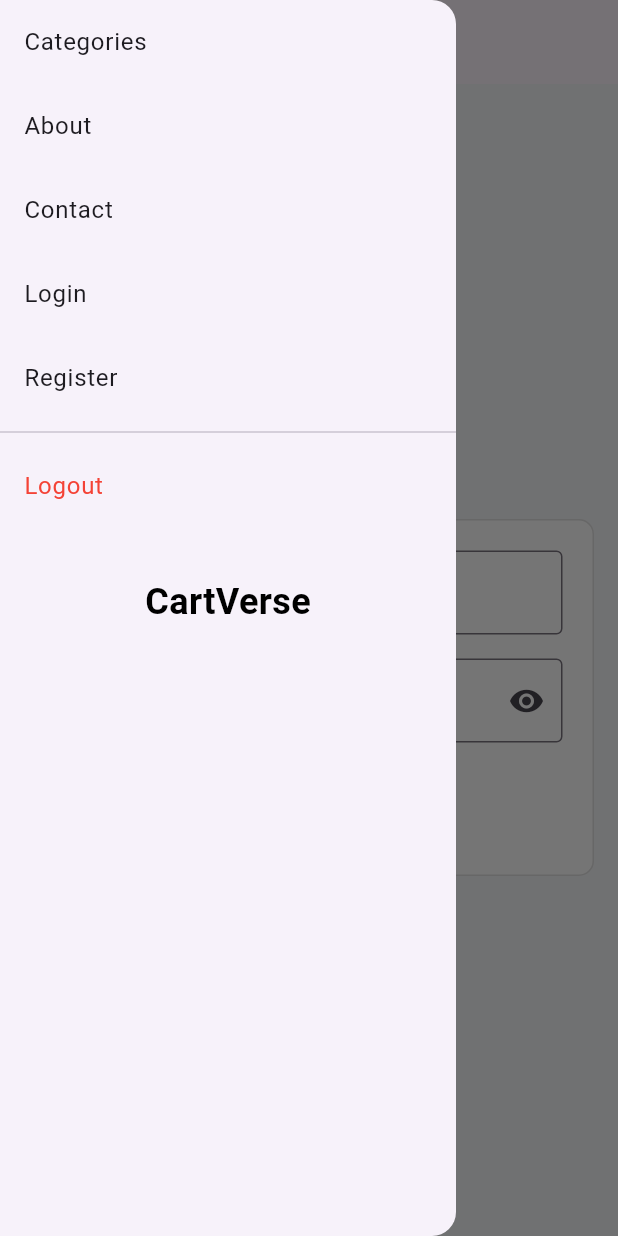
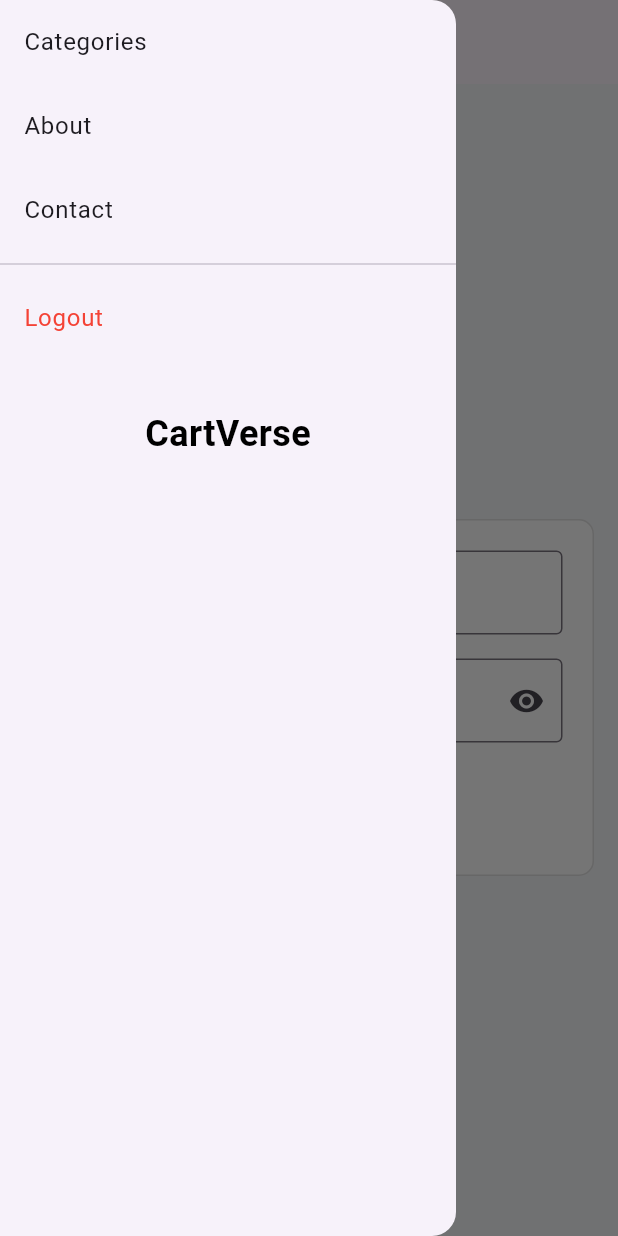
Before and after one commit to yousraamr/CartVerse, a Flutter app: the LoginPage screen opened directly, with the side drawer open, on a phone screen of 412 x 824 dp. Run offline on Flutter 3.47's test engine with Material 3 defaults, Android fonts, the phone set to English and light mode, and no system bars; our stand-ins replace google_maps_flutter, permission_handler, shared_preferences; accounts and stored records are empty; network calls fail.

Commit message:
after login updates

```diff
--- a/lib/view/drawer_widget.dart
+++ b/lib/view/drawer_widget.dart
@@ -1,5 +1,4 @@
 import 'package:flutter/material.dart';
-
 import '../view/categories_page.dart';
 import '../services/user_session.dart';
 import 'home_page.dart';
@@ -8,19 +7,39 @@ import 'signup_page.dart';
 import 'about_page.dart';
 import 'contact_page.dart';
 
-class DrawerWidget extends StatelessWidget {
+class DrawerWidget extends StatefulWidget {
   const DrawerWidget({Key? key}) : super(key: key);
 
-  static final Map<String, Widget> routes = {
+  @override
+  State<DrawerWidget> createState() => _DrawerWidgetState();
+}
+
+class _DrawerWidgetState extends State<DrawerWidget> {
+  bool isLoggedIn = false;
+
+  @override
+  void initState() {
+    super.initState();
+    checkLoginStatus();
+  }
+
+  Future<void> checkLoginStatus() async {
+    final user = await UserSession.getUser();
+    setState(() {
+      isLoggedIn = user['token'] != null && user['token']!.isNotEmpty;
+    });
+  }
+
+  @override
+  Widget build(BuildContext context) {
+    final routes = <String, Widget>{
       'Categories': const CategoriesPage(),
       'About': const AboutPage(),
       'Contact': const ContactPage(),
-    'Login': const LoginPage(),
-    'Register': const RegisterPage(),
+      if (!isLoggedIn) 'Login': const LoginPage(),
+      if (!isLoggedIn) 'Register': const RegisterPage(),
     };
 
-  @override
-  Widget build(BuildContext context) {
     return Drawer(
       child: ListView(
         children: [
@@ -36,16 +55,17 @@ class DrawerWidget extends StatelessWidget {
               },
             ),
           ),
-          const Divider(),
-          // Logout Button
+          if (isLoggedIn) const Divider(),
+          if (isLoggedIn)
             ListTile(
-            title: const Text('Logout',
-                style: TextStyle(color: Colors.red)),
+              title: const Text('Logout', style: TextStyle(color: Colors.red)),
               onTap: () async {
                 Navigator.pop(context);
                 await UserSession.clearUser();
+                setState(() {
+                  isLoggedIn = false;
+                });
 
-              // Navigate to HomePage and remove all previous routes
                 Navigator.pushAndRemoveUntil(
                   context,
                   MaterialPageRoute(builder: (context) => const HomePage()),
@@ -53,9 +73,7 @@ class DrawerWidget extends StatelessWidget {
                 );
               },
             ),
-
           const SizedBox(height: 16),
-          // Clickable CartVerse Text
           InkWell(
             onTap: () {
               Navigator.pop(context); // Close drawer
```
Lines whose indentation alone changed are shown as unchanged.
